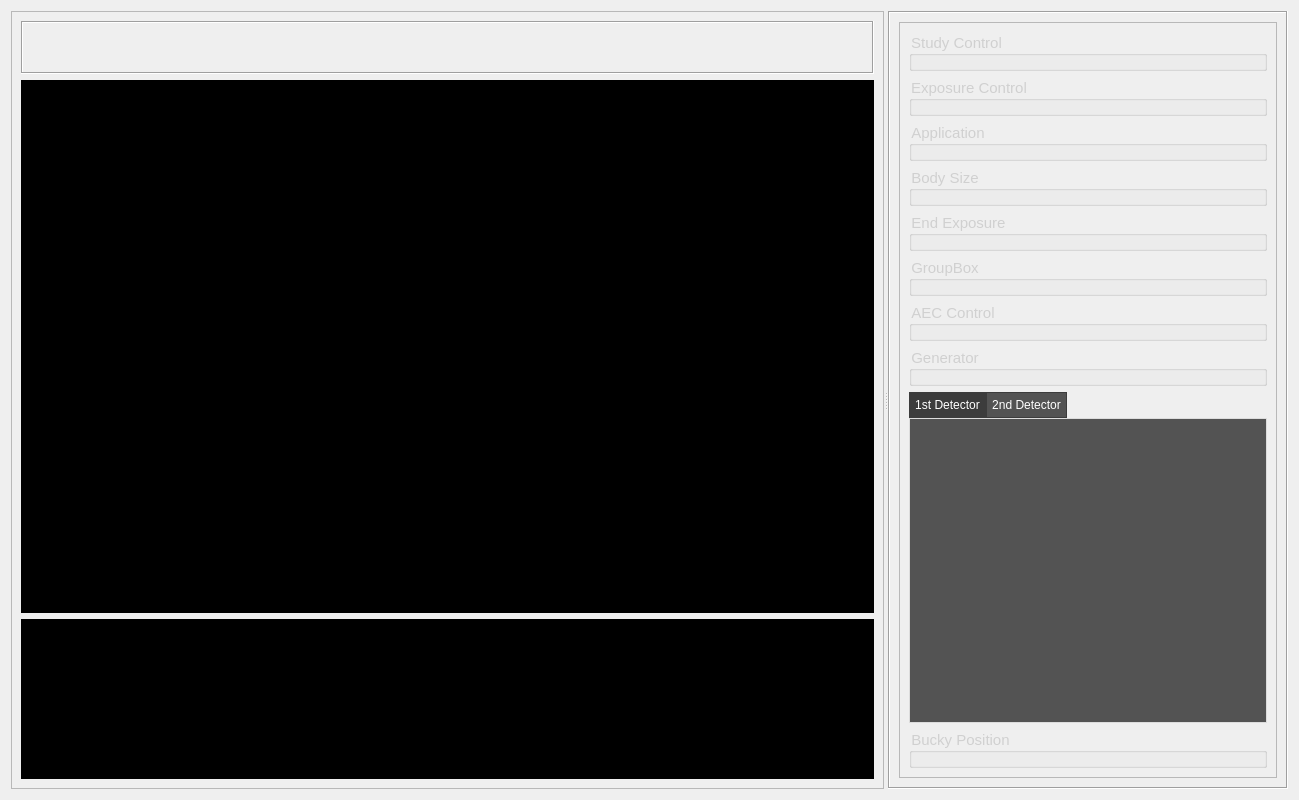
Old version of the form View/Page/ExamPage.ui in the repository altay-brusan/etrek.
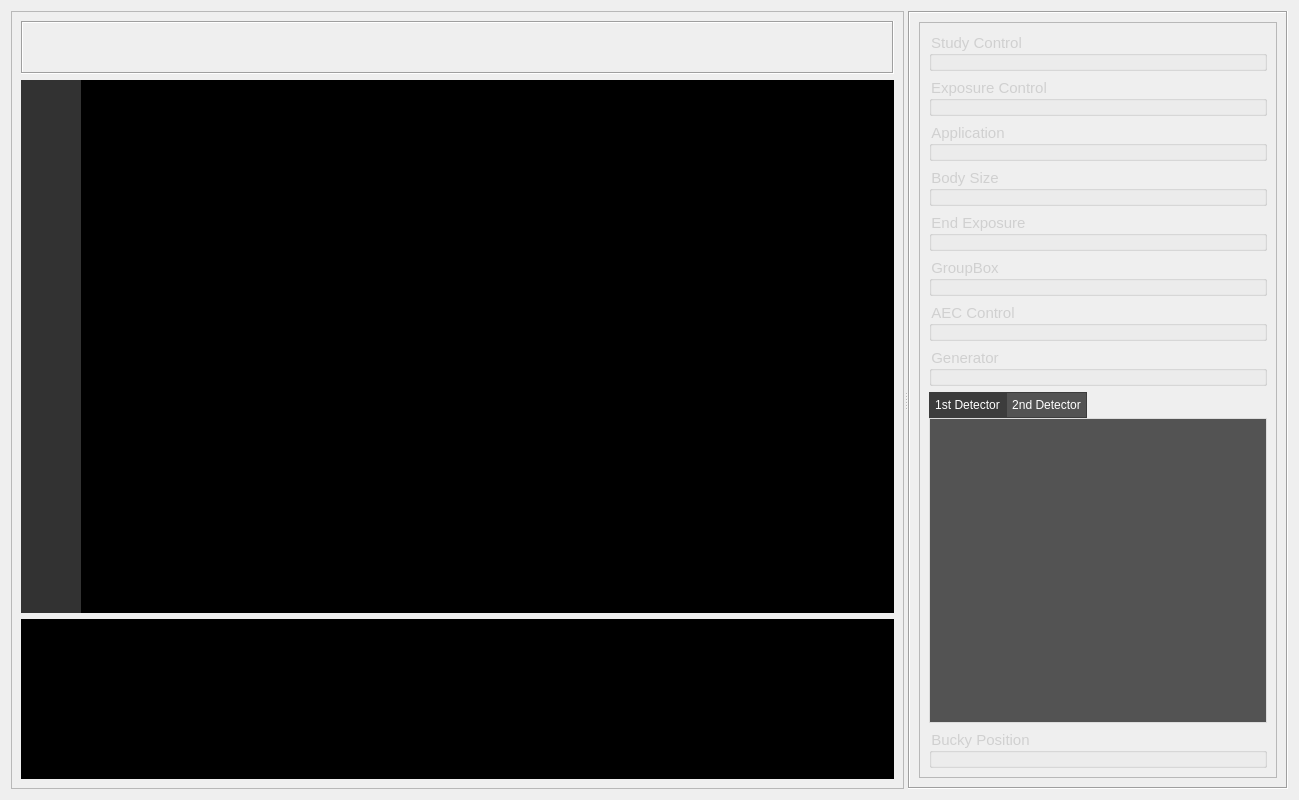
New version of the form. Custom widgets are drawn as their Qt base class.

Commit message: Integrate configurable ImageToolPanel into ExamPage

The edit to the form file:
```diff
--- a/View/Page/ExamPage.ui
+++ b/View/Page/ExamPage.ui
@@ -77,22 +77,97 @@
         </widget>
        </item>
        <item>
-        <widget class="QVTKOpenGLNativeWidget" name="vtkImageViewer">
+        <widget class="QFrame" name="imageAreaFrame">
          <property name="sizePolicy">
           <sizepolicy hsizetype="Expanding" vsizetype="Expanding">
            <horstretch>0</horstretch>
            <verstretch>10</verstretch>
           </sizepolicy>
          </property>
-         <property name="minimumSize">
-          <size>
-           <width>400</width>
-           <height>400</height>
-          </size>
+         <property name="frameShape">
+          <enum>QFrame::NoFrame</enum>
          </property>
-         <property name="styleSheet">
-          <string notr="true">background-color: rgb(0, 0, 0);</string>
-         </property>
+         <layout class="QHBoxLayout" name="imageAreaLayout">
+          <property name="spacing">
+           <number>0</number>
+          </property>
+          <property name="leftMargin">
+           <number>0</number>
+          </property>
+          <property name="topMargin">
+           <number>0</number>
+          </property>
+          <property name="rightMargin">
+           <number>0</number>
+          </property>
+          <property name="bottomMargin">
+           <number>0</number>
+          </property>
+          <item>
+           <widget class="QFrame" name="toolPanelPlaceholder">
+            <property name="sizePolicy">
+             <sizepolicy hsizetype="Fixed" vsizetype="Expanding">
+              <horstretch>0</horstretch>
+              <verstretch>0</verstretch>
+             </sizepolicy>
+            </property>
+            <property name="minimumSize">
+             <size>
+              <width>60</width>
+              <height>0</height>
+             </size>
+            </property>
+            <property name="maximumSize">
+             <size>
+              <width>60</width>
+              <height>16777215</height>
+             </size>
+            </property>
+            <property name="styleSheet">
+             <string notr="true">background-color: rgb(50, 50, 50);</string>
+            </property>
+            <property name="frameShape">
+             <enum>QFrame::NoFrame</enum>
+            </property>
+            <layout class="QVBoxLayout" name="toolPanelLayout">
+             <property name="spacing">
+              <number>0</number>
+             </property>
+             <property name="leftMargin">
+              <number>0</number>
+             </property>
+             <property name="topMargin">
+              <number>0</number>
+             </property>
+             <property name="rightMargin">
+              <number>0</number>
+             </property>
+             <property name="bottomMargin">
+              <number>0</number>
+             </property>
+            </layout>
+           </widget>
+          </item>
+          <item>
+           <widget class="QVTKOpenGLNativeWidget" name="vtkImageViewer">
+            <property name="sizePolicy">
+             <sizepolicy hsizetype="Expanding" vsizetype="Expanding">
+              <horstretch>0</horstretch>
+              <verstretch>0</verstretch>
+             </sizepolicy>
+            </property>
+            <property name="minimumSize">
+             <size>
+              <width>400</width>
+              <height>400</height>
+             </size>
+            </property>
+            <property name="styleSheet">
+             <string notr="true">background-color: rgb(0, 0, 0);</string>
+            </property>
+           </widget>
+          </item>
+         </layout>
         </widget>
        </item>
        <item>
```
The commit also changes 4 other files.
